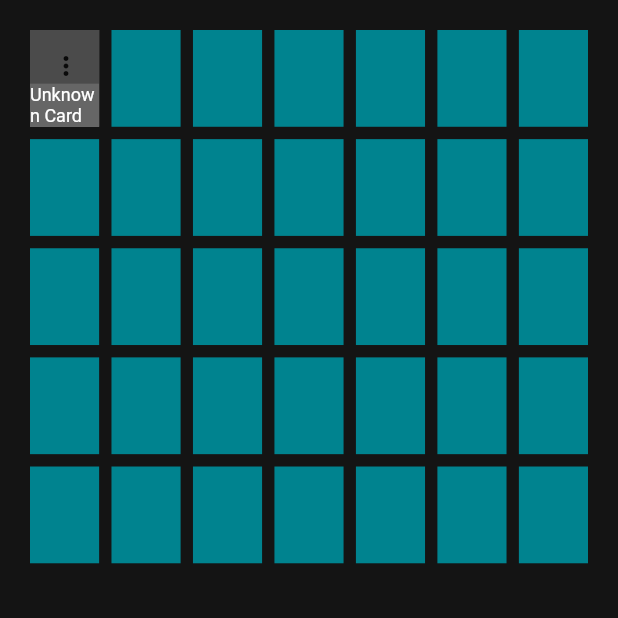
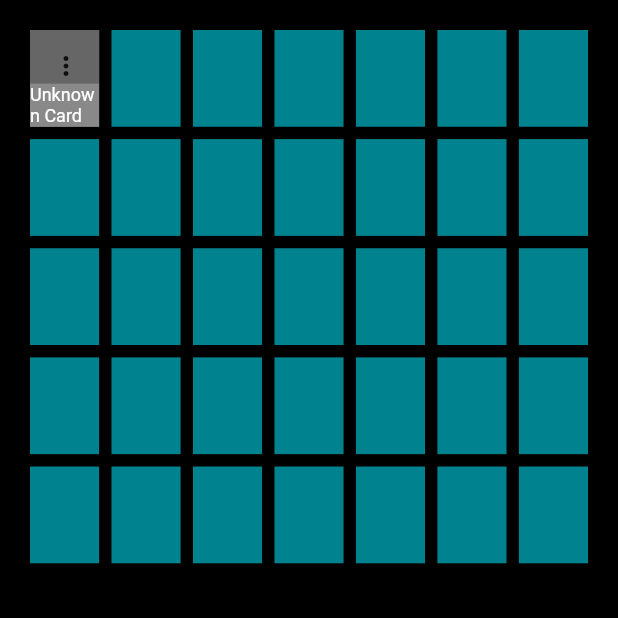
Before and after one commit to ZacharyBohn/CardPrototype, a Flutter app: the screen it shows after launch, on a phone screen of 412 x 824 dp, the top half of it. Run offline on Flutter 3.47's test engine with Material 2 defaults, Android fonts, the phone set to English and light mode, and no system bars.

Commit message:
Adds app colors enumeration and moves all colors to use that

```diff
--- /dev/null
+++ b/lib/enum/app_colors.dart
@@ -0,0 +1,10 @@
+import 'package:flutter/material.dart';
+
+class AppColors {
+  static Color get background => Colors.black;
+  static Color get cardBackground => Colors.black45;
+  static Color get cardNameBackground => Colors.black26;
+  static Color get emptyPosition => Colors.cyan.shade800;
+  static Color get sidePanelBackground => Colors.cyan.shade900;
+  static Color get fontColor => Colors.white;
+}
--- a/lib/game_card.dart
+++ b/lib/game_card.dart
@@ -1,4 +1,5 @@
 import 'package:flutter/material.dart';
+import 'enum/app_colors.dart';
 import 'models/game_card_model.dart';
 
 class GameCard extends StatefulWidget {
@@ -28,7 +29,7 @@ class _GameCardState extends State<GameCard> {
           child: Container(
             width: widget.cardSize.width * 1.2,
             height: widget.cardSize.height * 1.2,
-            color: Colors.black45,
+            color: AppColors.cardNameBackground,
             child: subCard(widget.card.name),
           ),
         ),
@@ -39,7 +40,7 @@ class _GameCardState extends State<GameCard> {
         child: Container(
           width: widget.cardSize.width.ceilToDouble(),
           height: widget.cardSize.height.ceilToDouble(),
-          color: Colors.black45,
+          color: AppColors.cardNameBackground,
           child: Stack(
             children: [
               subCard(widget.card.name),
@@ -58,19 +59,19 @@ Widget subCard(String cardName) {
       //card image
       Flexible(
         flex: 5,
-        child: Container(color: Colors.black45),
+        child: Container(color: AppColors.cardBackground),
       ),
       //card name
       Flexible(
         flex: 4,
         child: Container(
-          color: Colors.black26,
+          color: AppColors.cardNameBackground,
           child: Center(
             child: Text(
               cardName,
               style: TextStyle(
                 fontSize: 12,
-                color: Colors.white,
+                color: AppColors.fontColor,
               ),
             ),
           ),
--- a/lib/main.dart
+++ b/lib/main.dart
@@ -1,6 +1,7 @@
 import 'package:flutter/material.dart';
 
 import 'empty_position.dart';
+import 'enum/app_colors.dart';
 import 'game_card.dart';
 import 'models/game_card_model.dart';
 
@@ -38,7 +39,6 @@ class _GameBoardState extends State<GameBoard> {
   final double cardAspectRatio = 1.0 / 1.4;
   final int rows = 5;
   final int columns = 7;
-  final Color emptyCardColor = Colors.cyan.shade800;
 
   List<GameCardModel?> cards = [];
 
@@ -83,7 +83,7 @@ class _GameBoardState extends State<GameBoard> {
         widgets.add(
           EmptyPosition(
             indexPosition: index,
-            color: emptyCardColor,
+            color: AppColors.emptyPosition,
             onDraggedTo: (int indexPosition, GameCardModel card) {
               setState(() {
                 cards[indexPosition] = card;
@@ -114,14 +114,14 @@ class _GameBoardState extends State<GameBoard> {
     //get the exact size that cards should be
     Size cardSize = getCardSize(size);
     return Container(
-      color: Colors.black,
+      color: AppColors.background,
       child: Row(
         children: [
           //the card list
           Container(
             width: size.width > size.height ? size.height : size.width,
             height: size.height,
-            color: Color.fromRGBO(20, 20, 20, 1),
+            color: AppColors.background,
             child: GridView.count(
               crossAxisCount: 7,
               padding: EdgeInsets.all(20),
@@ -135,7 +135,7 @@ class _GameBoardState extends State<GameBoard> {
           Container(
             width: size.width > size.height ? size.width - size.height : 0,
             height: size.height,
-            color: Colors.cyan.shade900,
+            color: AppColors.sidePanelBackground,
           ),
         ],
       ),
```
